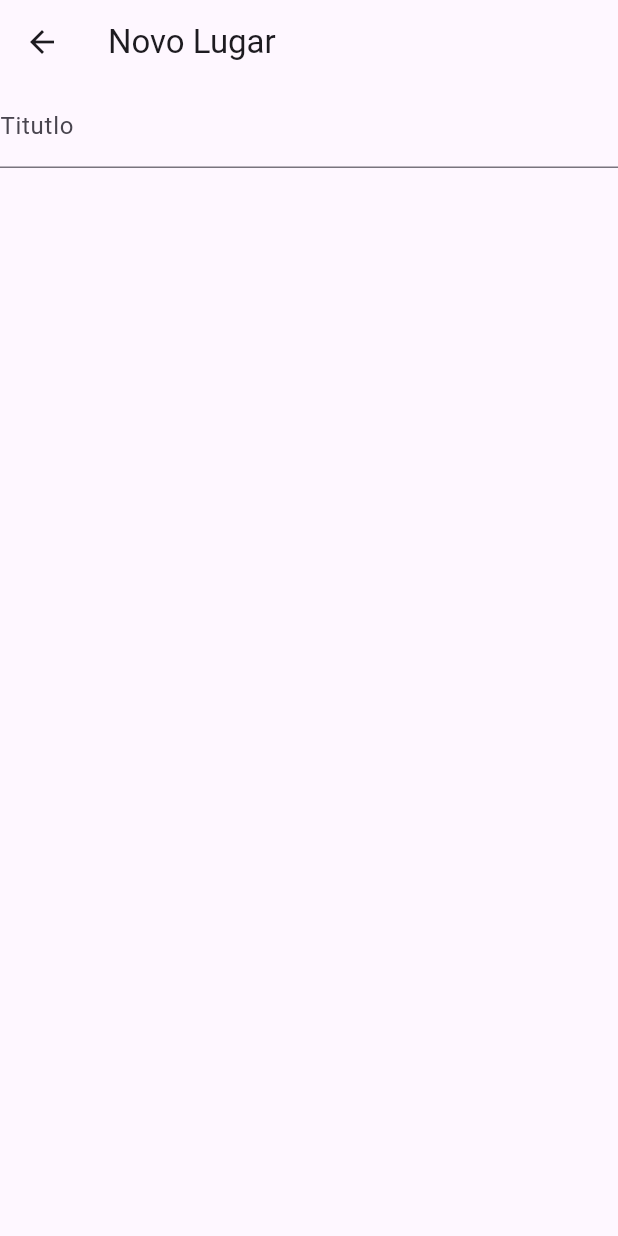
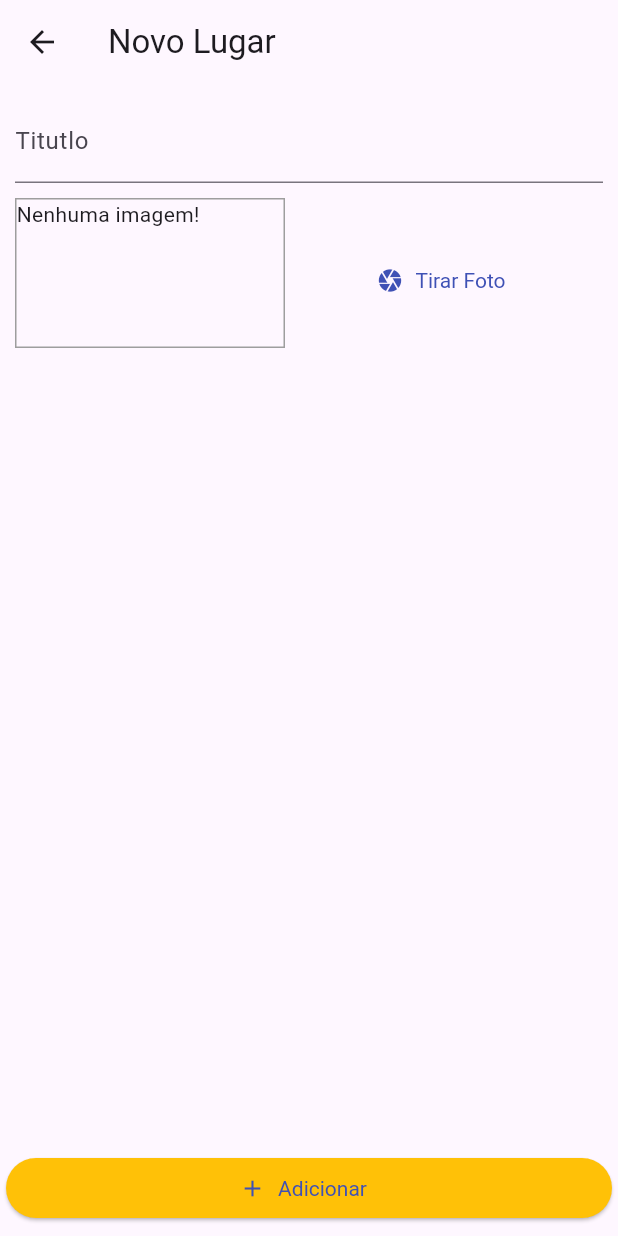
Before and after one commit to tiagors09/great_places, a Flutter app: the screen it shows after launch, after a tap on the "add" icon, on a phone screen of 412 x 824 dp. Run offline on Flutter 3.47's test engine with Material 3 defaults, Android fonts, the phone set to English and light mode, and no system bars; our stand-ins replace image_picker.

Commit message:
class about native resorurces

```diff
--- a/lib/main.dart
+++ b/lib/main.dart
@@ -1,19 +1,23 @@
 import 'package:flutter/material.dart';
+import 'package:great_places/providers/great_places.dart';
 import 'package:great_places/screens/place_form_screen.dart';
 import 'package:great_places/screens/places_list_screen.dart';
 import 'package:great_places/utils/app_routes.dart';
+import 'package:provider/provider.dart';
 
 void main() {
-  runApp(const GreatPlaces());
+  runApp(const MyApp());
 }
 
-class GreatPlaces extends StatelessWidget {
-  const GreatPlaces({super.key});
+class MyApp extends StatelessWidget {
+  const MyApp({super.key});
 
   @override
   Widget build(BuildContext context) {
     final themeData = ThemeData();
-    return MaterialApp(
+    return ChangeNotifierProvider<GreatPlaces>(
+      create: (ctx) => GreatPlaces(),
+      child: MaterialApp(
         routes: {
           AppRoutes.PLACE_FORM: (ctx) => const PlaceFormScreen(),
         },
@@ -25,6 +29,7 @@ class GreatPlaces extends StatelessWidget {
           visualDensity: VisualDensity.adaptivePlatformDensity,
         ),
         home: const PlacesListScreen(),
+      ),
     );
   }
 }
--- a/lib/screens/place_form_screen.dart
+++ b/lib/screens/place_form_screen.dart
@@ -1,4 +1,9 @@
+import 'dart:io';
+
 import 'package:flutter/material.dart';
+import 'package:great_places/providers/great_places.dart';
+import 'package:great_places/widgets/image_input.dart';
+import 'package:provider/provider.dart';
 
 class PlaceFormScreen extends StatefulWidget {
   const PlaceFormScreen({super.key});
@@ -8,17 +13,79 @@ class PlaceFormScreen extends StatefulWidget {
 }
 
 class _PlaceFormScreenState extends State<PlaceFormScreen> {
+  final _titleController = TextEditingController();
+  late File _pickedImage;
+
+  void _selectImage(File pickedImage) {
+    _pickedImage = pickedImage;
+  }
+
+  void _submitForm() {
+    if (_titleController.text.isEmpty || _pickedImage == null) {
+      return;
+    }
+
+    Provider.of<GreatPlaces>(
+      context,
+      listen: false,
+    ).addPlace(
+      _titleController.text,
+      _pickedImage,
+    );
+
+    Navigator.of(context).pop();
+  }
+
   @override
   Widget build(BuildContext context) {
     return Scaffold(
       appBar: AppBar(
         title: const Text('Novo Lugar'),
       ),
-      body: const Column(
+      body: Column(
+        crossAxisAlignment: CrossAxisAlignment.stretch,
         children: [
-          TextField(
-            decoration: InputDecoration(
-              labelText: 'Titutlo',
+          Expanded(
+            child: Padding(
+              padding: const EdgeInsets.all(10.0),
+              child: Column(
+                children: [
+                  TextField(
+                    controller: _titleController,
+                    decoration: const InputDecoration(
+                      labelText: 'Titutlo',
+                    ),
+                  ),
+                  Container(
+                    margin: const EdgeInsets.only(top: 10),
+                    child: ImageInput(
+                      onSelectImage: _selectImage,
+                    ),
+                  ),
+                ],
+              ),
+            ),
+          ),
+          Container(
+            margin: const EdgeInsets.only(
+              bottom: 8,
+              left: 4,
+              right: 4,
+            ),
+            child: ElevatedButton.icon(
+              onPressed: _submitForm,
+              icon: const Icon(Icons.add),
+              label: const Text('Adicionar'),
+              style: ButtonStyle(
+                textStyle: const MaterialStatePropertyAll<TextStyle?>(
+                  TextStyle(
+                    color: Colors.black,
+                  ),
+                ),
+                backgroundColor: MaterialStatePropertyAll<Color?>(
+                  Theme.of(context).colorScheme.secondary,
+                ),
+              ),
             ),
           ),
         ],
--- a/lib/screens/places_list_screen.dart
+++ b/lib/screens/places_list_screen.dart
@@ -1,5 +1,9 @@
+import 'dart:io';
+
 import 'package:flutter/material.dart';
+import 'package:great_places/providers/great_places.dart';
 import 'package:great_places/utils/app_routes.dart';
+import 'package:provider/provider.dart';
 
 class PlacesListScreen extends StatelessWidget {
   const PlacesListScreen({super.key});
@@ -18,8 +22,27 @@ class PlacesListScreen extends StatelessWidget {
           ),
         ],
       ),
-      body: const Center(
-        child: CircularProgressIndicator(),
+      body: Consumer<GreatPlaces>(
+        builder: (ctx, greatPlaces, child) {
+          return greatPlaces.itemsCount == 0
+              ? child!
+              : ListView.builder(
+                  itemCount: greatPlaces.itemsCount,
+                  itemBuilder: (ctx, index) => ListTile(
+                    onTap: () {},
+                    contentPadding: const EdgeInsets.all(8),
+                    leading: CircleAvatar(
+                      backgroundImage: FileImage(
+                        greatPlaces.items[index].image,
+                      ),
+                    ),
+                    title: Text(greatPlaces.items[index].title),
+                  ),
+                );
+        },
+        child: const Center(
+          child: Text('Nenhum local cadastrado'),
+        ),
       ),
     );
   }
--- a/lib/widgets/image_input.dart
+++ b/lib/widgets/image_input.dart
@@ -1,20 +1,54 @@
+import 'dart:io';
+
 import 'package:flutter/material.dart';
+import 'package:image_picker/image_picker.dart';
+import 'package:path_provider/path_provider.dart' as syspaths;
+import 'package:path/path.dart' as path;
 
 class ImageInput extends StatefulWidget {
-  const ImageInput({super.key});
+  final Function onSelectImage;
+
+  const ImageInput({
+    super.key,
+    required this.onSelectImage,
+  });
 
   @override
   State<ImageInput> createState() => _ImageInputState();
 }
 
 class _ImageInputState extends State<ImageInput> {
+  File? _storedImage;
+
+  _takePicture() async {
+    final picker = ImagePicker();
+    XFile? imageFile = await picker.pickImage(
+      source: ImageSource.camera,
+      maxWidth: 600,
+    );
+
+    if (imageFile == null) return;
+
+    setState(() {
+      _storedImage = File(imageFile.path);
+    });
+
+    final appDir = await syspaths.getApplicationDocumentsDirectory();
+    String fileName = path.basename(_storedImage!.path);
+    final savedImage = await _storedImage!.copy(
+      '${appDir.path}/$fileName',
+    );
+
+    widget.onSelectImage(savedImage);
+  }
+
   @override
   Widget build(BuildContext context) {
     return Row(
       children: [
         Container(
           height: 100,
-          width: 100,
+          width: 180,
           margin: const EdgeInsets.only(
             bottom: 10,
           ),
@@ -24,12 +58,27 @@ class _ImageInputState extends State<ImageInput> {
               color: Colors.grey,
             ),
           ),
-          child: const Text('Nenhuma imagem!'),
+          child: _storedImage != null
+              ? Image.file(
+                  _storedImage!,
+                  width: double.infinity,
+                  fit: BoxFit.cover,
+                )
+              : const Text('Nenhuma imagem!'),
         ),
-        TextButton.icon(
-          onPressed: () {},
-          icon: const Icon(Icons.camera),
-          label: const Text('Tirar Foto'),
+        Expanded(
+          child: TextButton.icon(
+            onPressed: _takePicture,
+            icon: const Icon(Icons.camera),
+            label: const Text('Tirar Foto'),
+            style: ButtonStyle(
+              textStyle: MaterialStatePropertyAll<TextStyle?>(
+                TextStyle(
+                  color: Theme.of(context).colorScheme.primary,
+                ),
+              ),
+            ),
+          ),
         ),
       ],
     );
--- a/pubspec.yaml
+++ b/pubspec.yaml
@@ -9,6 +9,9 @@ environment:
 dependencies:
   flutter:
     sdk: flutter
+  image_picker: ^1.1.1
+  path_provider: ^2.1.3
+  path_to_regexp: ^0.4.0
   provider: ^6.1.2
 
 dev_dependencies:
```
Also changed, not shown: lib/providers/great_places.dart (+15 -0 lines), pubspec.lock, 6 other files. Lines whose indentation alone changed are shown as unchanged.
